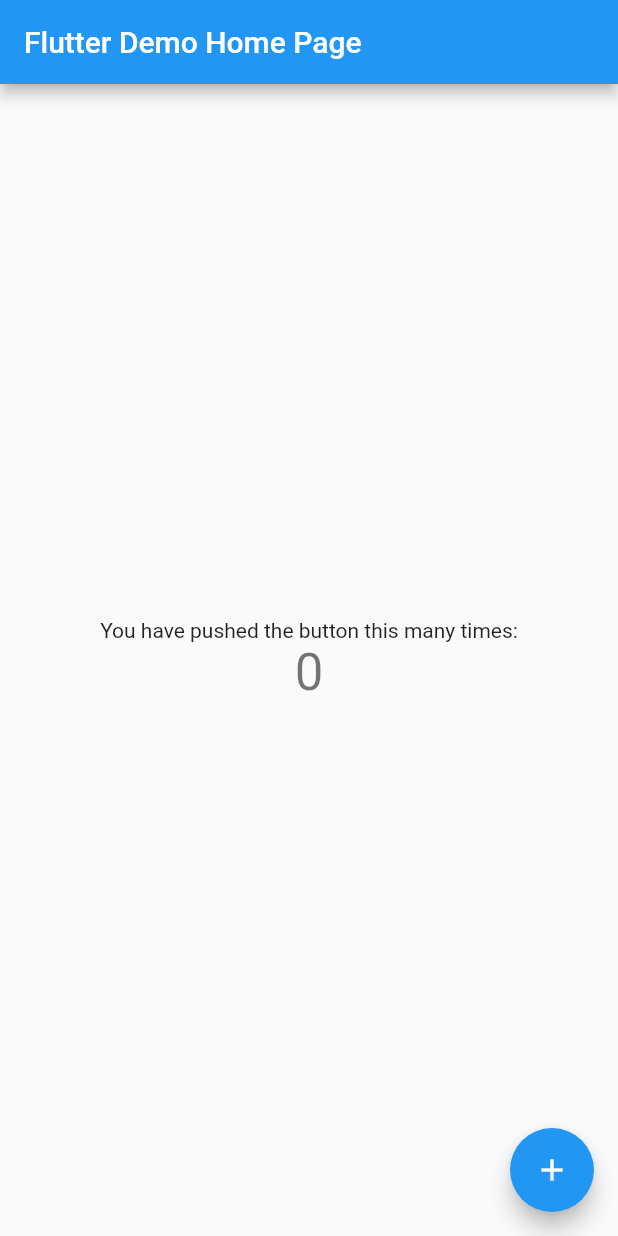
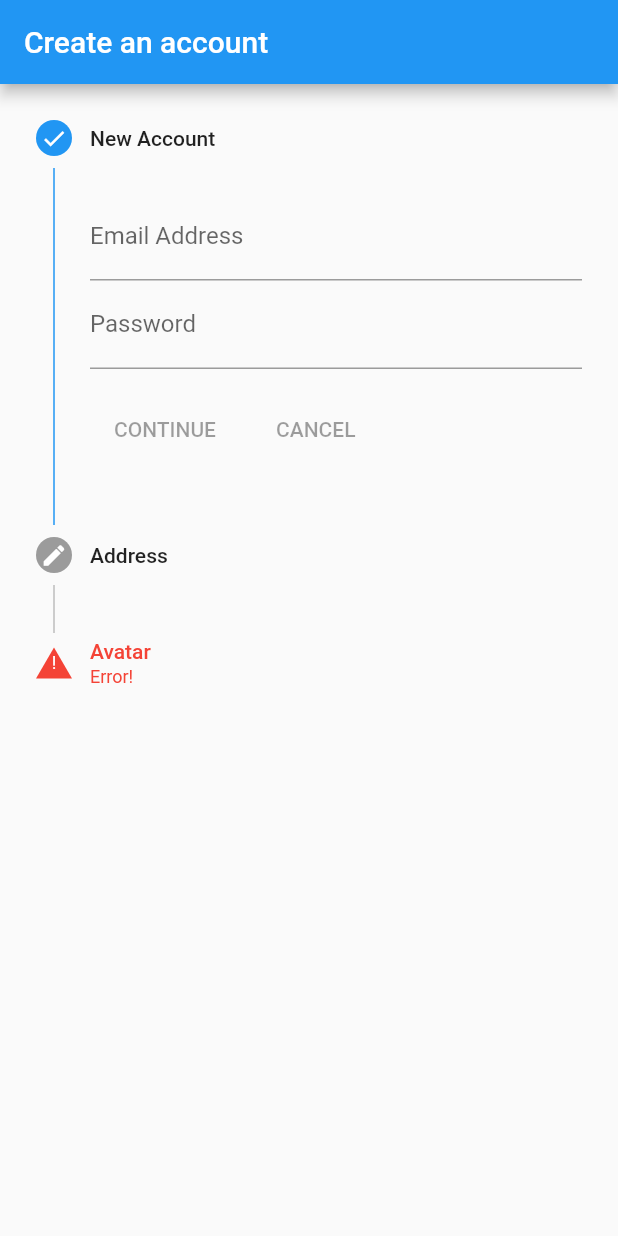
Before and after one commit to SushritPasupuleti/flutter-guided-forms, a Flutter app: the screen it shows after launch, on a phone screen of 412 x 824 dp. Run offline on Flutter 3.47's test engine with Material 2 defaults, Android fonts, the phone set to English and light mode, and no system bars.

Commit message:
add account screen with steppers

```diff
--- a/flutter_guided_forms/lib/main.dart
+++ b/flutter_guided_forms/lib/main.dart
@@ -1,4 +1,5 @@
 import 'package:flutter/material.dart';
+import 'package:flutter_guided_forms/screens/account_screen.dart';
 
 void main() {
   runApp(MyApp());
@@ -26,7 +27,7 @@ class MyApp extends StatelessWidget {
         // closer together (more dense) than on mobile platforms.
         visualDensity: VisualDensity.adaptivePlatformDensity,
       ),
-      home: MyHomePage(title: 'Flutter Demo Home Page'),
+      home: AccountPage(),
     );
   }
 }
--- /dev/null
+++ b/flutter_guided_forms/lib/screens/account_screen.dart
@@ -0,0 +1,68 @@
+import 'package:flutter/material.dart';
+
+class AccountPage extends StatefulWidget {
+  @override
+  _AccountPageState createState() => new _AccountPageState();
+}
+
+class _AccountPageState extends State<AccountPage> {
+  List<Step> steps = [
+    Step(
+      title: const Text('New Account'),
+      isActive: true,
+      state: StepState.complete,
+      content: Column(
+        children: <Widget>[
+          TextFormField(
+            decoration: InputDecoration(labelText: 'Email Address'),
+          ),
+          TextFormField(
+            decoration: InputDecoration(labelText: 'Password'),
+          ),
+        ],
+      ),
+    ),
+    Step(
+      isActive: false,
+      state: StepState.editing,
+      title: const Text('Address'),
+      content: Column(
+        children: <Widget>[
+          TextFormField(
+            decoration: InputDecoration(labelText: 'Home Address'),
+          ),
+          TextFormField(
+            decoration: InputDecoration(labelText: 'Postcode'),
+          ),
+        ],
+      ),
+    ),
+    Step(
+      state: StepState.error,
+      title: const Text('Avatar'),
+      subtitle: const Text("Error!"),
+      content: Column(
+        children: <Widget>[
+          CircleAvatar(
+            backgroundColor: Colors.red,
+          )
+        ],
+      ),
+    ),
+  ];
+
+  @override
+  Widget build(BuildContext context) {
+    return new Scaffold(
+        appBar: AppBar(
+          title: Text('Create an account'),
+        ),
+        body: Column(children: <Widget>[
+          Expanded(
+            child: Stepper(
+              steps: steps,
+            ),
+          ),
+        ]));
+    }
+  }
```
Also changed, not shown: 1 other file.
